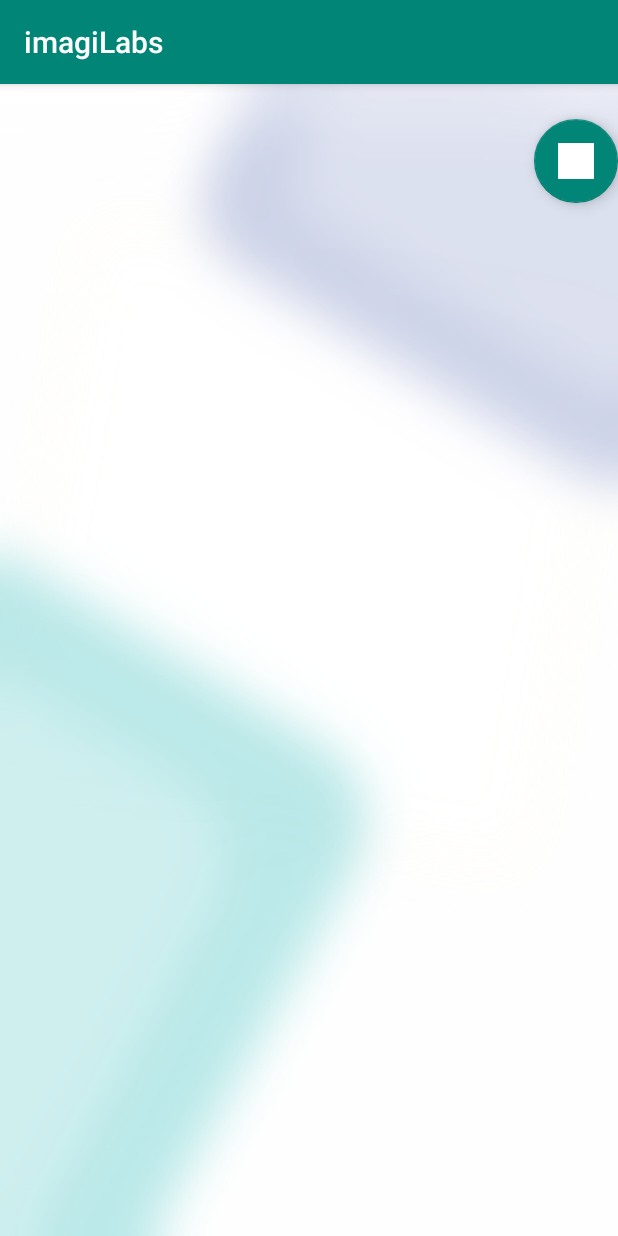
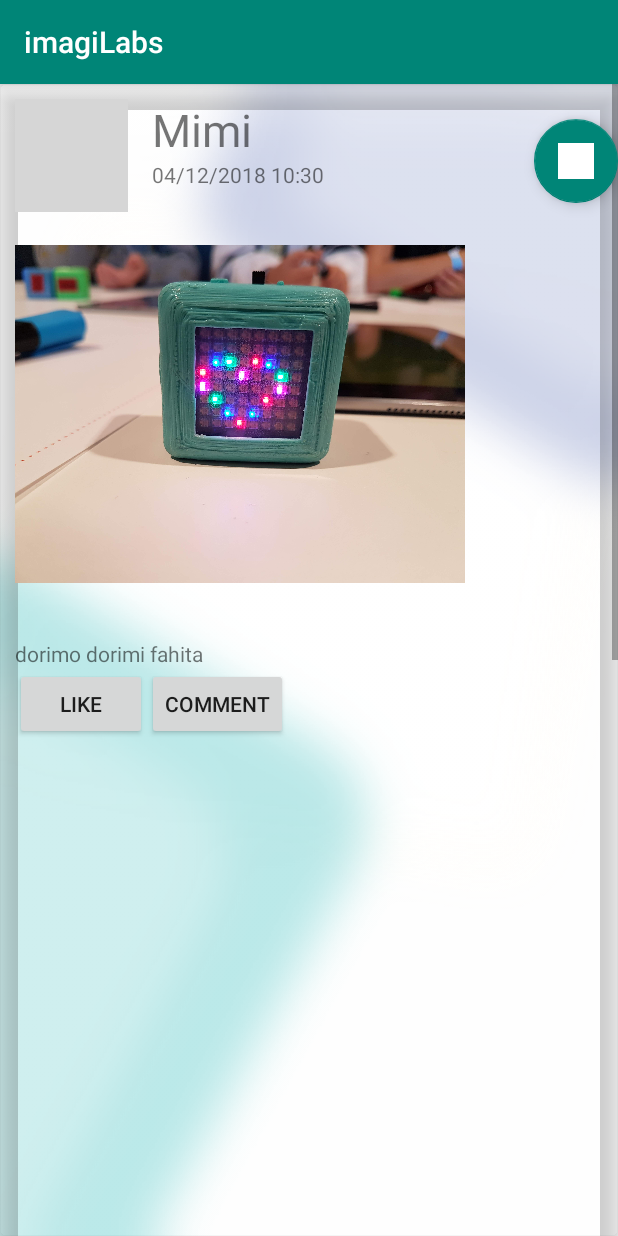
Before and after one commit to Lelemonanade/Mobile-App-Development-2018, an Android app: the screen it shows after launch (CommunityActivity), after a tap on "COMMUNITY", on a phone screen of 412 x 824 dp. Run offline under Robolectric (Android 15) with nearby library versions, the phone set to English and light mode, and no system bars; 1 other tap on this screen came first; grey boxes are pictures that could not be loaded.

Commit message:
updated communityCard, communityActivity and cardsAdapter classes. CardsAdapter generates error, to be checked

```diff
--- a/Android_App_corrected/app/src/main/java/com/example/karolinadrobotowicz/mobiledev/CardsAdapter.java
+++ b/Android_App_corrected/app/src/main/java/com/example/karolinadrobotowicz/mobiledev/CardsAdapter.java
@@ -4,28 +4,46 @@ import android.support.v7.widget.RecyclerView;
 import android.view.LayoutInflater;
 import android.view.View;
 import android.view.ViewGroup;
+import android.widget.ImageView;
+import android.widget.TextView;
 
 
+import java.util.ArrayList;
 import java.util.List;
 
 public class CardsAdapter extends RecyclerView.Adapter<CardsAdapter.MyViewHolder> {
 
-    private List<CommunityCard> dataSet;
+    private static String LOG_TAG = "MyRecyclerViewAdapter";
+    private ArrayList<CommunityCard> dataSet;
+    // private static MyClickListener myClickListener;
 
+
+    // public static class DataObjectHolder extends RecyclerView.ViewHolder
+    //            implements View
+    //            .OnClickListener {
     public class MyViewHolder extends RecyclerView.ViewHolder {
-        /*public TextView title, count;
-        public ImageView thumbnail, overflow;*/
+
+        TextView userName;
+        //TODO add proj title
+        // TextView projTitle;
+        // TODO add tags
+        //TextView tags;
+        TextView time;
+        TextView description;
+        ImageView userImage;
+        ImageView projImage;
 
         public MyViewHolder(View view) {
             super(view);
-            /*title = (TextView) view.findViewById(R.id.title);
-            count = (TextView) view.findViewById(R.id.count);
-            thumbnail = (ImageView) view.findViewById(R.id.thumbnail);
-            overflow = (ImageView) view.findViewById(R.id.overflow);*/
+            userName = (TextView) itemView.findViewById(R.id.username);
+            time = (TextView) itemView.findViewById(R.id.postTime);
+            description = (TextView) itemView.findViewById(R.id.postDescription);
+            userImage = (ImageView) itemView.findViewById(R.id.userImage);
+            projImage = (ImageView) itemView.findViewById(R.id.postImage);
         }
     }
 
-    public CardsAdapter(List<CommunityCard> data) {
+    public CardsAdapter(ArrayList<CommunityCard> data) {
         this.dataSet = data;
     }
 
@@ -41,15 +59,14 @@ public class CardsAdapter extends RecyclerView.Adapter<CardsAdapter.MyViewHolder
 
     @Override
     public void onBindViewHolder(final MyViewHolder holder, int position) {
-        /*
-        TextView textViewName = holder.textViewName;
-        TextView textViewVersion = holder.textViewVersion;
-        ImageView imageView = holder.imageViewIcon;
 
-        textViewName.setText(dataSet.get(listPosition).getName());
-        textViewVersion.setText(dataSet.get(listPosition).getVersion());
-        imageView.setImageResource(dataSet.get(listPosition).getImage());
-         */
+        // TODO how to add images
+        //holder.userImage = dataSet.get(position).getUserImagePath();
+        holder.userName.setText(dataSet.get(position).getUserName());
+        holder.description.setText(dataSet.get(position).getDescription());
+        holder.time.setText(dataSet.get(position).getTime());
+        //holder.projImage.setImageURI(dataSet.get(position).getUserImagePath());
+        //holder.projImage.setImageURI(dataSet.get(position).getUserImagePath());
 
     }
 
--- a/Android_App_corrected/app/src/main/java/com/example/karolinadrobotowicz/mobiledev/CommunityActivity.java
+++ b/Android_App_corrected/app/src/main/java/com/example/karolinadrobotowicz/mobiledev/CommunityActivity.java
@@ -5,6 +5,7 @@ import android.os.Bundle;
 import android.support.v7.widget.DefaultItemAnimator;
 import android.support.v7.widget.LinearLayoutManager;
 import android.support.v7.widget.RecyclerView;
+import android.util.Log;
 import android.view.View;
 
 import java.util.ArrayList;
@@ -14,9 +15,8 @@ public class CommunityActivity extends AppCompatActivity {
     private static RecyclerView.Adapter adapter;
     private RecyclerView.LayoutManager layoutManager;
     private static RecyclerView recyclerView;
-    private static ArrayList<CommunityCard> data;
-    static View.OnClickListener myOnClickListener;
-    private static ArrayList<Integer> removedItems;
+    //static View.OnClickListener myOnClickListener;
+    //private static ArrayList<Integer> removedItems;
 
     @Override
     protected void onCreate(Bundle savedInstanceState) {
@@ -30,22 +30,43 @@ public class CommunityActivity extends AppCompatActivity {
         recyclerView.setLayoutManager(layoutManager);
         recyclerView.setItemAnimator(new DefaultItemAnimator());
 
-        data = new ArrayList<CommunityCard>();
-        /*for (int i = 0; i < MyData.nameArray.length; i++) {
-            data.add(new DataModel(
-                    MyData.nameArray[i],
-                    MyData.versionArray[i],
-                    MyData.id_[i],
-                    MyData.drawableArray[i]
-            ));
-        }*/
+        // Code to Add an item with default animation
+        //((MyRecyclerViewAdapter) mAdapter).addItem(obj, index);
 
-        removedItems = new ArrayList<Integer>();
+        // Code to remove an item with default animation
+        //((MyRecyclerViewAdapter) mAdapter).deleteItem(index);
 
-        adapter = new CardsAdapter(data);
+        //removedItems = new ArrayList<Integer>();
+
+        adapter = new CardsAdapter(getData());
         recyclerView.setAdapter(adapter);
 
     }
 
 
+
+    /*
+    @Override
+    protected void onResume() {
+        super.onResume();
+        ((CardsAdapter) adapter).setOnItemClickListener(new CardsAdapter()
+                .MyClickListener() {
+            @Override
+            public void onItemClick(int position, View v) {
+                Log.i(LOG_TAG, " Clicked on Item " + position);
+            }
+        });
+    }*/
+
+    private ArrayList<CommunityCard> getData(){
+        ArrayList data = new ArrayList<CommunityCard>();
+        for(int i=0; i <2; i++){
+            data.add(i, new CommunityCard());
+        }
+        return data;
+    }
+
+
+
+
 }
--- a/Android_App_corrected/app/src/main/java/com/example/karolinadrobotowicz/mobiledev/CommunityCard.java
+++ b/Android_App_corrected/app/src/main/java/com/example/karolinadrobotowicz/mobiledev/CommunityCard.java
@@ -15,6 +15,20 @@ public class CommunityCard {
     private int cardType; // 0-null, 1-project, 2-question
     //TODO tags as an array
     private String tags;
+
+    /**
+     * The contstructor which creates an already filled demo card
+     */
+    public CommunityCard(){
+        this.cardType = cardType;
+        this.userName = "Mimi";
+        this.userImagePath = "@drawable/user1";
+        this.projTitle = "lorem ipsum";
+        this.description = "dorimo dorimi fahita";
+        this.tags = "lol, bmc, amazing";
+        this.imagePath = "@drawable/imagi1";
+        setTime();
+    }
 
     public CommunityCard(int cardType){
         this.cardType = cardType;
@@ -50,4 +64,36 @@ public class CommunityCard {
         setTime();
     }
 
+    public String getProjTitle(){
+        return this.projTitle;
+    }
+
+    public String getUserName(){
+        return this.userName;
+    }
+
+    public String getTime(){
+        return this.time;
+    }
+
+    public String getDescription(){
+        return this.description;
+    }
+
+    public String getImagePath(){
+        return this.imagePath;
+    }
+
+    public String getUserImagePath(){
+        return this.userImagePath;
+    }
+
+    public String getCodePath(){
+        return this.codePath;
+    }
+
+    public String getTags(){
+        return this.tags;
+    }
+
 }
--- a/Android_App_corrected/app/src/main/res/layout/community_card.xml
+++ b/Android_App_corrected/app/src/main/res/layout/community_card.xml
@@ -46,7 +46,7 @@
                 android:textSize="30sp" />
 
             <TextView
-                android:id="@+id/time"
+                android:id="@+id/postTime"
                 android:layout_width="wrap_content"
                 android:layout_height="wrap_content"
                 android:layout_below="@+id/username"
@@ -60,7 +60,7 @@
                 android:layout_height="300dp"
                 android:layout_alignParentLeft="true"
                 android:layout_alignParentStart="true"
-                android:layout_below="@+id/time"
+                android:layout_below="@+id/postTime"
                 android:contentDescription="@string/imagi1"
                 app:srcCompat="@drawable/imagi1" />
 
```
